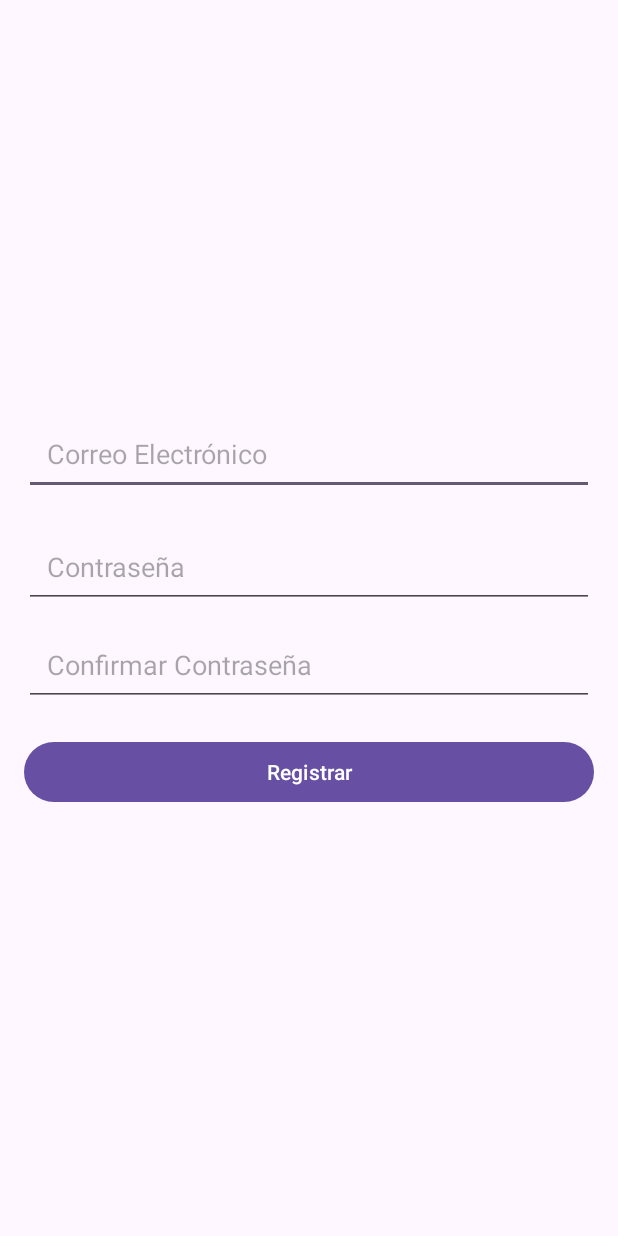
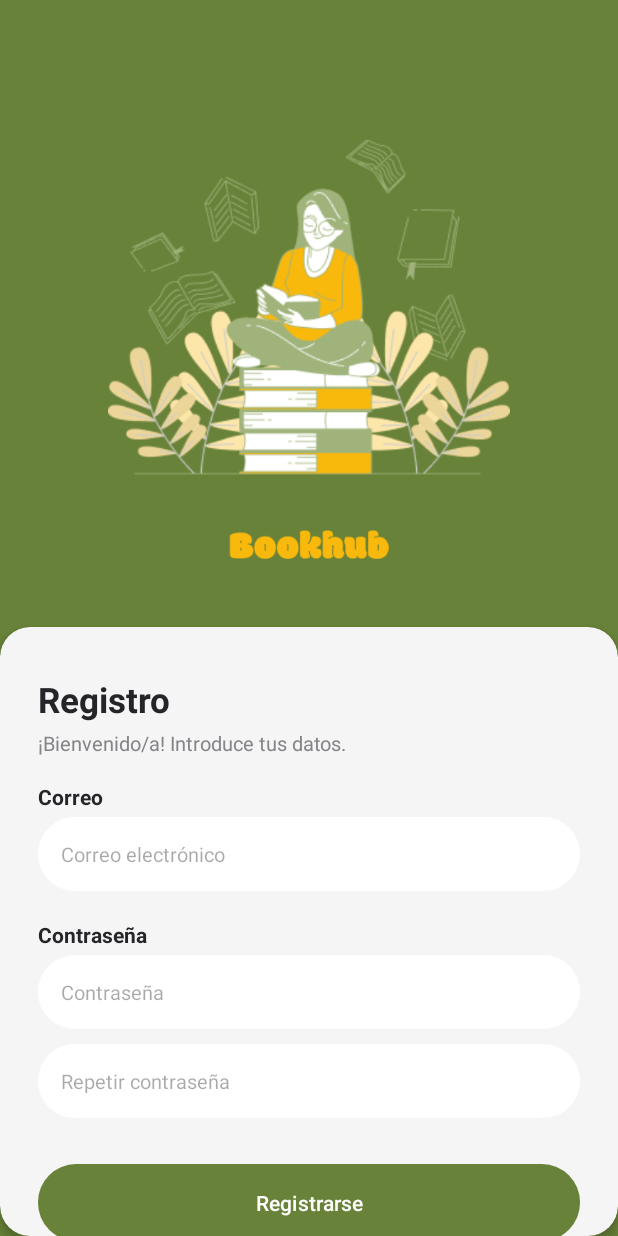
Before and after one commit to sandra-glez/Bookhub, an Android app: the RegisterActivity screen opened directly, with no data from a screen before it, on a phone screen of 412 x 824 dp. Run offline under Robolectric (Android 15) with nearby library versions, the phone set to English and light mode, and no system bars; our stand-ins replace Firebase (no records; nobody signed in at launch, a user with empty details on screens opened directly).

Commit message:
pagina registro

```diff
--- a/app/src/main/res/layout/activity_login.xml
+++ b/app/src/main/res/layout/activity_login.xml
@@ -54,7 +54,7 @@
                 android:layout_width="wrap_content"
                 android:layout_height="wrap_content"
                 android:layout_gravity="start"
-                android:layout_marginTop="10dp"
+                android:layout_marginTop="7dp"
                 android:layout_marginBottom="5dp"
                 android:text="Iniciar sesión"
                 android:textColor="#252529"
@@ -112,7 +112,7 @@
                 android:layout_height="wrap_content"
                 android:layout_marginBottom="25dp"
                 android:hint="Contraseña"
-                android:inputType="textEmailAddress"
+                android:inputType="textPassword"
                 android:padding="16dp"
                 android:textSize="13sp"
                 android:background="@drawable/edit_text_bg" />
--- a/app/src/main/res/layout/activity_register.xml
+++ b/app/src/main/res/layout/activity_register.xml
@@ -1,43 +1,144 @@
-<LinearLayout
+<?xml version="1.0" encoding="utf-8"?>
+<androidx.constraintlayout.widget.ConstraintLayout
 xmlns:android="http://schemas.android.com/apk/res/android"
+xmlns:app="http://schemas.android.com/apk/res-auto"
+xmlns:tools="http://schemas.android.com/tools"
 android:layout_width="match_parent"
 android:layout_height="match_parent"
+android:background="#688239">
+
+<ImageView
+    android:id="@+id/topImage"
+    android:layout_width="268dp"
+    android:layout_height="302dp"
+    android:layout_marginTop="50dp"
+    android:contentDescription="Imagen de inicio"
+    android:src="@drawable/inicio"
+    app:layout_constraintEnd_toEndOf="parent"
+    app:layout_constraintStart_toStartOf="parent"
+    app:layout_constraintTop_toTopOf="parent" />
+
+<ImageView
+    android:id="@+id/bookhubImage"
+    android:layout_width="140dp"
+    android:layout_height="19dp"
+    android:layout_marginTop="1dp"
+    android:contentDescription="Logo Bookhub"
+    android:src="@drawable/bookhub"
+    app:layout_constraintEnd_toEndOf="parent"
+    app:layout_constraintStart_toStartOf="parent"
+    app:layout_constraintTop_toBottomOf="@id/topImage" />
+
+<!-- Card para botones -->
+<androidx.cardview.widget.CardView
+    android:id="@+id/cardView"
+    android:layout_width="0dp"
+    android:layout_height="0dp"
+    app:cardCornerRadius="20dp"
+    app:cardElevation="4dp"
+    app:layout_constraintTop_toBottomOf="@id/bookhubImage"
+    app:layout_constraintStart_toStartOf="parent"
+    app:layout_constraintEnd_toEndOf="parent"
+    app:layout_constraintBottom_toBottomOf="parent"
+    android:layout_marginTop="45dp"
+    android:backgroundTint="#F5F5F5">
+
+    <LinearLayout
+        android:layout_width="match_parent"
+        android:layout_height="439dp"
         android:orientation="vertical"
-    android:padding="16dp"
-    android:gravity="center">
+        android:padding="25dp">
+
+        <TextView
+            android:id="@+id/logInText"
+            android:layout_width="wrap_content"
+            android:layout_height="wrap_content"
+            android:layout_gravity="start"
+            android:layout_marginTop="7dp"
+            android:layout_marginBottom="4dp"
+            android:text="Registro"
+            android:textColor="#252529"
+            android:textSize="23sp"
+            android:textStyle="bold" />
+
+        <TextView
+            android:id="@+id/welcomeText"
+            android:layout_width="wrap_content"
+            android:layout_height="wrap_content"
+            android:layout_gravity="start"
+            android:layout_marginBottom="9dp"
+            android:text="¡Bienvenido/a! Introduce tus datos."
+            android:textColor="#838589"
+            android:textSize="13sp" />
+
+        <TextView
+            android:id="@+id/correoText"
+            android:layout_width="wrap_content"
+            android:layout_height="wrap_content"
+            android:layout_gravity="start"
+            android:layout_marginTop="7dp"
+            android:layout_marginBottom="4dp"
+            android:text="Correo"
+            android:textColor="#252529"
+            android:textSize="14sp"
+            android:textStyle="bold"/>
 
         <EditText
             android:id="@+id/registerEmailEditText"
             android:layout_width="match_parent"
             android:layout_height="wrap_content"
-        android:hint="Correo Electrónico"
+            android:layout_marginBottom="12dp"
+            android:hint="Correo electrónico"
             android:inputType="textEmailAddress"
             android:padding="15dp"
-        android:layout_marginBottom="20dp" />
+            android:textSize="13sp"
+            android:background="@drawable/edit_text_bg" />
+
+        <TextView
+            android:id="@+id/contraseñaText"
+            android:layout_width="wrap_content"
+            android:layout_height="wrap_content"
+            android:layout_gravity="start"
+            android:layout_marginTop="7dp"
+            android:layout_marginBottom="4dp"
+            android:text="Contraseña"
+            android:textColor="#252529"
+            android:textSize="14sp"
+            android:textStyle="bold" />
 
         <EditText
             android:id="@+id/registerPasswordEditText"
             android:layout_width="match_parent"
             android:layout_height="wrap_content"
+            android:layout_marginBottom="10dp"
             android:hint="Contraseña"
             android:inputType="textPassword"
             android:padding="15dp"
-        android:layout_marginBottom="10dp" />
+            android:textSize="13sp"
+            android:background="@drawable/edit_text_bg" />
 
         <EditText
             android:id="@+id/registerConfirmPasswordEditText"
             android:layout_width="match_parent"
             android:layout_height="wrap_content"
-        android:hint="Confirmar Contraseña"
+            android:layout_marginBottom="25dp"
+            android:hint="Repetir contraseña"
             android:inputType="textPassword"
             android:padding="15dp"
-        android:layout_marginBottom="20dp" />
+            android:textSize="13sp"
+            android:background="@drawable/edit_text_bg" />
 
         <Button
             android:id="@+id/registerButton"
             android:layout_width="match_parent"
             android:layout_height="wrap_content"
-        android:text="Registrar"
-        android:layout_marginBottom="10dp" />
+            android:layout_marginTop="5dp"
+            android:padding="12dp"
+            android:text="Registrarse"
+            android:textColor="#FFFFFF"
+            android:textSize="14sp"
+            style="@style/CustomButtonGreen" />
 
     </LinearLayout>
+</androidx.cardview.widget.CardView>
+</androidx.constraintlayout.widget.ConstraintLayout>
```
Lines whose indentation alone changed are shown as unchanged.
